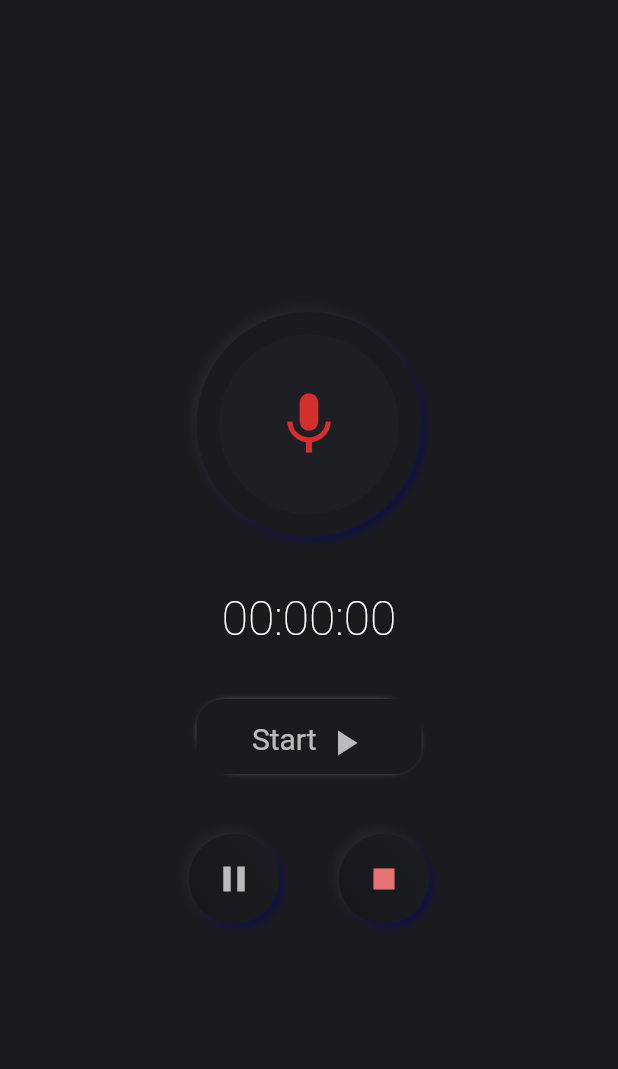
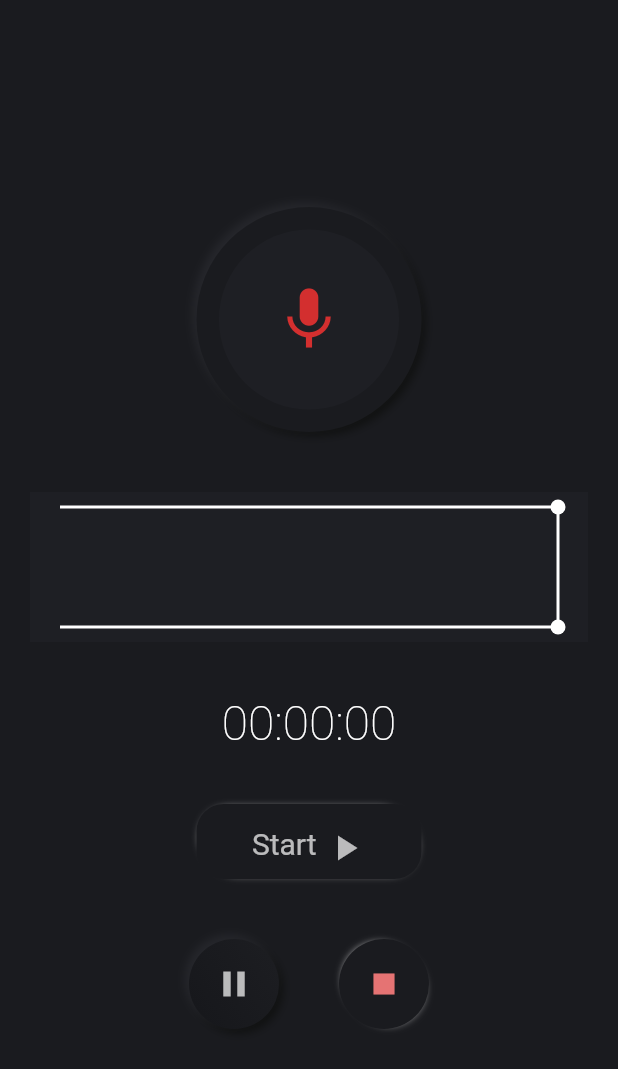
Before and after one commit to TravellerOnCode/hack20_Notably, a Flutter app: the screen it shows after launch, after a tap on "Start", on a phone screen of 412 x 824 dp. Shown: the top 1069 px of the screen. Run offline on Flutter 3.47's test engine with Material 2 defaults, Android fonts, the phone set to English and light mode, and no system bars; our stand-ins replace bloc, equatable, file, firebase_auth, flutter_bloc, font_awesome_flutter and 1 more; missing offline and left inert: flutter_audio_recorder; accounts and stored records are empty.

```diff
--- /dev/null
+++ b/notably/lib/blocs/login/bloc/bloc.dart
@@ -0,0 +1,3 @@
+export 'login_bloc.dart';
+export 'login_event.dart';
+export 'login_state.dart';
--- /dev/null
+++ b/notably/lib/blocs/login/login.dart
@@ -0,0 +1,4 @@
+export 'bloc/bloc.dart';
+export 'login_screen.dart';
+export 'login_form.dart';
+export 'google_login_button.dart';
--- a/notably/lib/screens/record_screen.dart
+++ b/notably/lib/screens/record_screen.dart
@@ -1,5 +1,11 @@
 import 'package:flutter/material.dart';
 import 'dart:math';
+import 'dart:io' as io;
+import 'dart:async';
+import 'package:file/local.dart';
+
+import 'package:flutter_audio_recorder/flutter_audio_recorder.dart';
+import 'package:path_provider/path_provider.dart';
 
 class RecordScreen extends StatefulWidget {
   @override
@@ -8,11 +14,122 @@ class RecordScreen extends StatefulWidget {
 
 class _RecordScreenState extends State<RecordScreen> {
   bool _isPlayTapped;
+  FlutterAudioRecorder _recorder;
+  Recording _recording;
+  Timer _timer;
+  int _count = 0;
+
+  List<double> values = [for (var i = 0; i < 50; i++) 0];
+
+  final List<BoxShadow> _shadowBox = [
+    BoxShadow(
+      color: Color(0xff101111),
+      offset: Offset(3, 3),
+      blurRadius: 4,
+    ),
+    BoxShadow(
+      color: Color(0xff25262b),
+      offset: Offset(-3, -3),
+      blurRadius: 4,
+    ),
+    BoxShadow(
+      color: Color(0xffcbcbcb),
+      offset: Offset(3, 3),
+      blurRadius: 4,
+      spreadRadius: -6,
+    ),
+    BoxShadow(
+      color: Color(0xffffffff),
+      offset: Offset(-3, -3),
+      blurRadius: 4,
+      spreadRadius: -6,
+    ),
+  ];
 
   @override
   void initState() {
     super.initState();
     _isPlayTapped = false;
+    Future.microtask(() => _prepare());
+  }
+
+  Future _init() async {
+    String customPath = '/AUD-';
+    io.Directory appDocDirectory = await getApplicationDocumentsDirectory();
+
+    customPath = appDocDirectory.path +
+        customPath +
+        DateTime.now().millisecondsSinceEpoch.toString();
+    print(customPath);
+
+    _recorder = FlutterAudioRecorder(customPath,
+        audioFormat: AudioFormat.AAC, sampleRate: 22050);
+    await _recorder.initialized;
+  }
+
+  Future _prepare() async {
+    var hasPermission = await FlutterAudioRecorder.hasPermissions;
+    if (hasPermission) {
+      await _init();
+      var result = await _recorder.current();
+      setState(() {
+        _recording = result;
+      });
+    } else {
+      print('Permission required!');
+    }
+  }
+
+  Future _startRecording() async {
+    await _recorder.start();
+    var current = await _recorder.current();
+    setState(() {
+      _recording = current;
+    });
+
+    _timer = Timer.periodic(Duration(milliseconds: 10), (Timer timer) async {
+      var current = await _recorder.current();
+      setState(() {
+        _recording = current;
+        _timer = timer;
+        _count = (_count + 1) % 100;
+        if (_count % 10 == 0) {
+          for (var i = 0; i < values.length - 1; i++) {
+            values[i] = values[i + 1];
+          }
+          values[values.length - 1] = Random().nextDouble() * 0.8;
+        }
+      });
+    });
+  }
+
+  Future _pauseRecording() async {
+    await _recorder.pause();
+    var current = await _recorder.current();
+    setState(() {
+      _recording = current;
+    });
+    _timer.cancel();
+  }
+
+  Future _stopRecording() async {
+    var result = await _recorder.stop();
+    _timer.cancel();
+
+    setState(() {
+      _recording = result;
+    });
+
+    _prepare();
+    io.File file = LocalFileSystem().file(result.path);
+    print("File length: ${await file.length()}");
+  }
+
+  String _formatDurationString(String dur) {
+    if (dur == null) {
+      return null;
+    }
+    return dur.indexOf('.') == -1 ? null : dur.substring(0, dur.indexOf('.'));
   }
 
   @override
@@ -37,16 +154,8 @@ class _RecordScreenState extends State<RecordScreen> {
                 color: theme.backgroundColor,
                 borderRadius: BorderRadius.circular(75),
                 boxShadow: [
-                  BoxShadow(
-                    color: Color(0xff101144),
-                    offset: Offset(3, 3),
-                    blurRadius: 4,
-                  ),
-                  BoxShadow(
-                    color: Color(0xff25262b),
-                    offset: Offset(-3, -3),
-                    blurRadius: 4,
-                  ),
+                  _shadowBox[0],
+                  _shadowBox[1],
                 ],
               ),
               child: Container(
@@ -61,19 +170,32 @@ class _RecordScreenState extends State<RecordScreen> {
                 ),
               ),
             ),
+            if (_isPlayTapped)
+              Container(
+                width: 400,
+                height: 100,
+                margin: EdgeInsets.all(20),
+                color: Color(0xff1e1f24),
+                child: CustomPaint(painter: RecordPainter(values)),
+              ),
             Padding(
               padding: EdgeInsets.symmetric(vertical: 15),
               child: Text(
+                _formatDurationString(
+                        _recording?.duration.toString() ?? null) ??
                     '00:00:00',
                 style: theme.textTheme.headline1,
               ),
             ),
             GestureDetector(
-              onTap: !_isPlayTapped ?  () {
+              onTap: !_isPlayTapped
+                  ? () async {
                       setState(() {
                         _isPlayTapped = true;
                       });
-              } : null,
+                      _startRecording();
+                    }
+                  : null,
               child: Container(
                 height: 50,
                 width: 150,
@@ -90,30 +212,12 @@ class _RecordScreenState extends State<RecordScreen> {
                       : null,
                   boxShadow: !_isPlayTapped
                       ? [
-                          BoxShadow(
-                            color: Color(0xff101144),
-                            offset: Offset(3, 3),
-                            blurRadius: 4,
-                          ),
-                          BoxShadow(
-                            color: Color(0xff25262b),
-                            offset: Offset(-3, -3),
-                            blurRadius: 4,
-                          ),
+                          _shadowBox[0],
+                          _shadowBox[1],
                         ]
                       : [
-                          BoxShadow(
-                            color: Color(0xffcbcbcb),
-                            offset: Offset(3, 3),
-                            blurRadius: 4,
-                            spreadRadius: -6,
-                          ),
-                          BoxShadow(
-                            color: Color(0xffffffff),
-                            offset: Offset(-3, -3),
-                            blurRadius: 4,
-                            spreadRadius: -6,
-                          ),
+                          _shadowBox[2],
+                          _shadowBox[3],
                         ],
                 ),
                 child: Row(
@@ -142,6 +246,7 @@ class _RecordScreenState extends State<RecordScreen> {
                       ? () {
                           setState(() {
                             _isPlayTapped = false;
+                            _pauseRecording();
                           });
                         }
                       : null,
@@ -161,30 +266,12 @@ class _RecordScreenState extends State<RecordScreen> {
                           : null,
                       boxShadow: _isPlayTapped
                           ? [
-                              BoxShadow(
-                                color: Color(0xff101144),
-                                offset: Offset(3, 3),
-                                blurRadius: 4,
-                              ),
-                              BoxShadow(
-                                color: Color(0xff25262b),
-                                offset: Offset(-3, -3),
-                                blurRadius: 4,
-                              ),
+                              _shadowBox[0],
+                              _shadowBox[1],
                             ]
                           : [
-                              BoxShadow(
-                                color: Color(0xffcbcbcb),
-                                offset: Offset(3, 3),
-                                blurRadius: 4,
-                                spreadRadius: -6,
-                              ),
-                              BoxShadow(
-                                color: Color(0xffffffff),
-                                offset: Offset(-3, -3),
-                                blurRadius: 4,
-                                spreadRadius: -6,
-                              ),
+                              _shadowBox[2],
+                              _shadowBox[3],
                             ],
                     ),
                     child: Icon(
@@ -195,7 +282,16 @@ class _RecordScreenState extends State<RecordScreen> {
                   ),
                 ),
                 GestureDetector(
-                  onTap: _isPlayTapped ? () {} : null,
+                  onTap: (_recording?.duration ?? Duration(milliseconds: 0))
+                              .inMilliseconds >
+                          0
+                      ? () {
+                          setState(() {
+                            _isPlayTapped = false;
+                          });
+                          _stopRecording();
+                        }
+                      : null,
                   child: Container(
                     height: 60,
                     width: 60,
@@ -203,39 +299,27 @@ class _RecordScreenState extends State<RecordScreen> {
                     padding: EdgeInsets.all(15),
                     decoration: BoxDecoration(
                       color: theme.backgroundColor,
-                      gradient: _isPlayTapped
+                      gradient: (_recording?.duration ??
+                                      Duration(milliseconds: 0))
+                                  .inMilliseconds >
+                              0
                           ? LinearGradient(
                               colors: [Color(0xff1c1d21), Color(0xff17181c)],
                               transform: GradientRotation(pi / 180 * 145),
                             )
                           : null,
                       borderRadius: BorderRadius.circular(30),
-                      boxShadow: _isPlayTapped
+                      boxShadow:
+                          (_recording?.duration ?? Duration(milliseconds: 0))
+                                      .inMilliseconds >
+                                  0
                               ? [
-                              BoxShadow(
-                                color: Color(0xff101144),
-                                offset: Offset(3, 3),
-                                blurRadius: 4,
-                              ),
-                              BoxShadow(
-                                color: Color(0xff25262b),
-                                offset: Offset(-3, -3),
-                                blurRadius: 4,
-                              ),
+                                  _shadowBox[0],
+                                  _shadowBox[1],
                                 ]
                               : [
-                              BoxShadow(
-                                color: Color(0xffcbcbcb),
-                                offset: Offset(3, 3),
-                                blurRadius: 4,
-                                spreadRadius: -6,
-                              ),
-                              BoxShadow(
-                                color: Color(0xffffffff),
-                                offset: Offset(-3, -3),
-                                blurRadius: 4,
-                                spreadRadius: -6,
-                              ),
+                                  _shadowBox[2],
+                                  _shadowBox[3],
                                 ],
                     ),
                     child: Icon(
@@ -253,3 +337,37 @@ class _RecordScreenState extends State<RecordScreen> {
     );
   }
 }
+
+class RecordPainter extends CustomPainter {
+  final values;
+
+  RecordPainter(this.values);
+
+  @override
+  void paint(Canvas canvas, Size size) {
+    var paint = Paint()
+      ..strokeWidth = 2
+      ..style = PaintingStyle.fill
+      ..color = Colors.white;
+
+    canvas.drawLine(Offset(20, size.height * 0.9),
+        Offset(size.width - 20.0, size.height * 0.9), paint);
+    canvas.drawLine(Offset(20, size.height * 0.1),
+        Offset(size.width - 20.0, size.height * 0.1), paint);
+    canvas.drawLine(Offset(size.width - 20, size.height * 0.1),
+        Offset(size.width - 20, size.height * 0.9), paint);
+    canvas.drawCircle(Offset(size.width - 20, size.height * 0.1), 5, paint);
+    canvas.drawCircle(Offset(size.width - 20, size.height * 0.9), 5, paint);
+
+    final step = (size.width - 40) / (values.length);
+
+    paint.color = Colors.red;
+    for (var i = 0; i < values.length; i++) {
+      canvas.drawLine(Offset(20 + step * i, size.height / 2 * (1 - values[i])),
+          Offset(20 + step * i, size.height / 2 * (1 + values[i])), paint);
+    }
+  }
+
+  @override
+  bool shouldRepaint(RecordPainter oldDelegate) => false;
+}
--- a/notably/lib/screens/screen.dart
+++ b/notably/lib/screens/screen.dart
@@ -1 +1,3 @@
 export 'record_screen.dart';
+export 'splash_screen.dart';
+export 'home_screen.dart';
```
Also changed, not shown: notably/lib/blocs/authentication_bloc/authentication_bloc.dart (added, +54 -0 lines), notably/lib/blocs/authentication_bloc/authentication_event.dart (added, +12 -0 lines), notably/lib/blocs/authentication_bloc/authentication_state.dart (added, +26 -0 lines), notably/lib/blocs/login/bloc/login_bloc.dart (added, +32 -0 lines), notably/lib/blocs/login/bloc/login_event.dart (added, +10 -0 lines), notably/lib/blocs/login/bloc/login_state.dart (added, +7 -0 lines), notably/lib/blocs/login/google_login_button.dart (added, +28 -0 lines), notably/lib/blocs/login/login_form.dart (added, +55 -0 lines), notably/lib/blocs/login/login_screen.dart (added, +25 -0 lines), notably/lib/blocs/them_bloc/theme_bloc.dart (added, +76 -0 lines), notably/lib/screens/home_screen.dart (added, +32 -0 lines), notably/lib/screens/splash_screen.dart (added, +10 -0 lines), notably/lib/simple_bloc_delegate.dart (added, +21 -0 lines), notably/lib/user_repository.dart (added, +50 -0 lines). Lines whose indentation alone changed are shown as unchanged.
